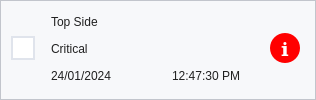
The window that UIFiles/defect_notification.ui (DORSA-co/MSC_Conveyor) describes before a commit, drawn with Qt 5.
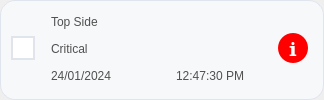
The same window after the commit. Icons and pictures are not drawn.

Commit message: edit notifications filter and delete place, add filter page

Patch:
```diff
--- a/UIFiles/defect_notification.ui
+++ b/UIFiles/defect_notification.ui
@@ -6,7 +6,7 @@
    <rect>
     <x>0</x>
     <y>0</y>
-    <width>316</width>
+    <width>324</width>
     <height>100</height>
    </rect>
   </property>
@@ -33,7 +33,7 @@
     <widget class="QWidget" name="StyleSheet" native="true">
      <property name="styleSheet">
       <string notr="true">QLabel{
-	color:#202020;
+	color:#505050;
 
 }
 
@@ -73,7 +73,8 @@
 
 #main_frame
 {
-	border: 1px solid rgba(194, 197, 204, 255);
+	border:1px solid #E0E4EC;
+	border-radius: 15px;
 	background-color: #F7F8FA;
 }
 
```
The commit also changes 30 other files.
